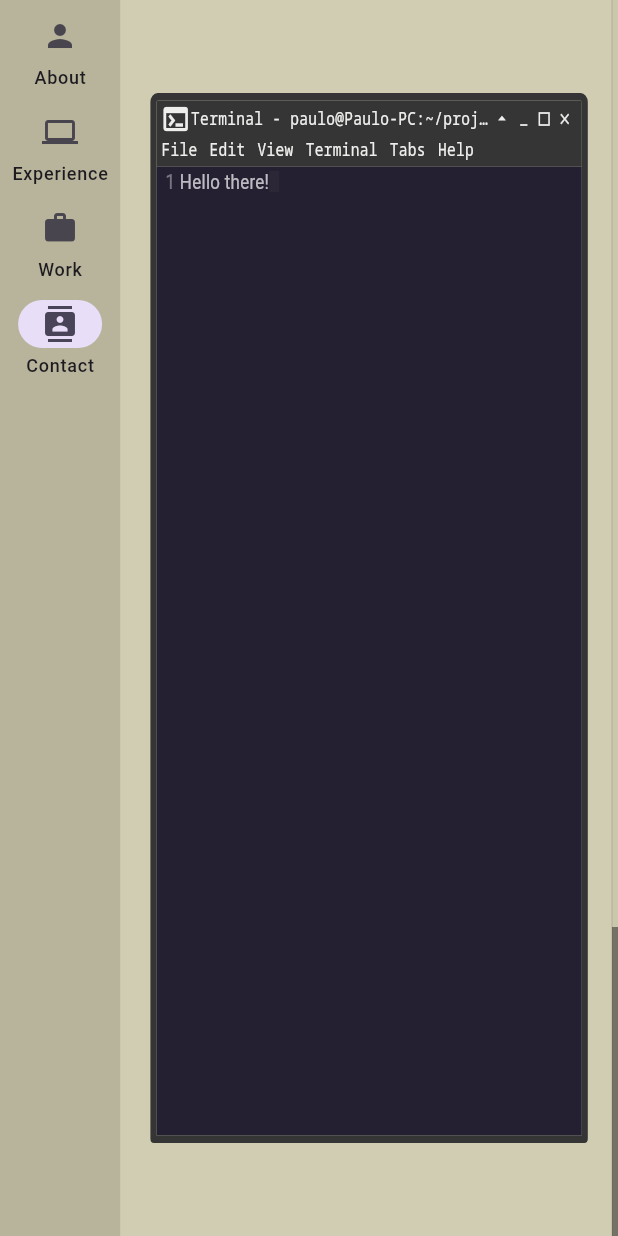
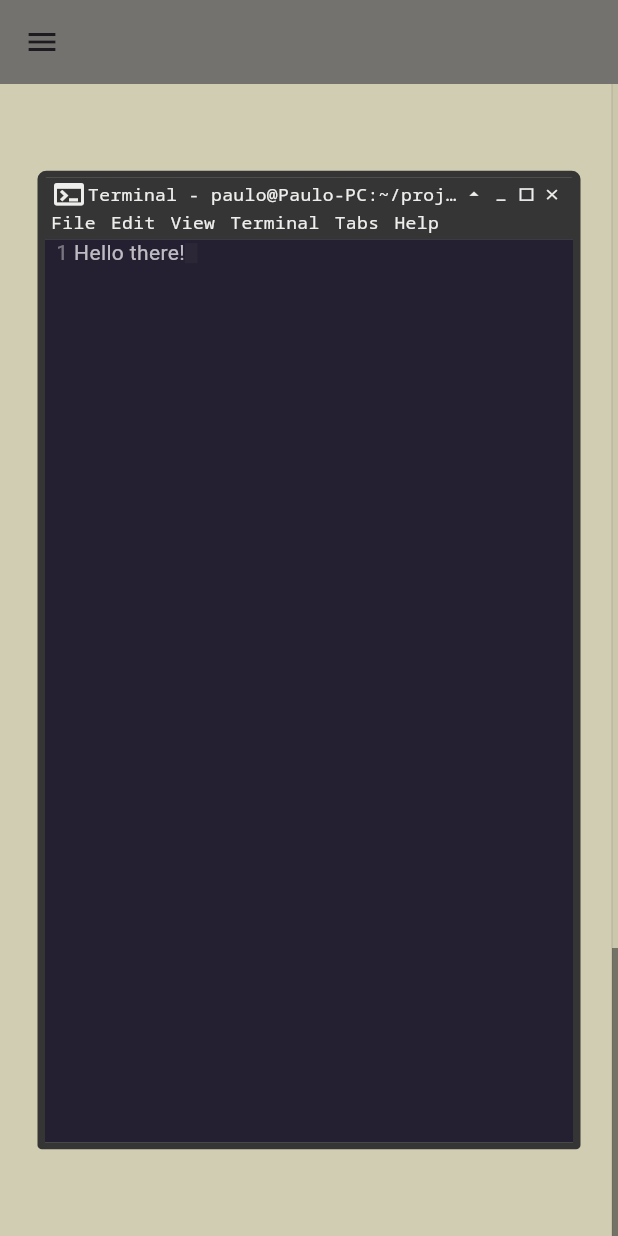
Before and after one commit to phferreira/phferreira, a Flutter app: the screen it shows after launch, swiped to page 4, on a phone screen of 412 x 824 dp. Run offline on Flutter 3.47's test engine with Material 3 defaults, Android fonts, the phone set to English and light mode, and no system bars; our stand-ins replace google_fonts; missing offline and left inert: dart:html.

Commit message:
feat(HomePage): Included responsives Menus
- For mobile (width < 480) use drawer
- For tablet layout (width < 1440)  use NavigationRail with extendable
- For outher layoyts use NavigationRail without extendedable

```diff
--- a/lib/home/home_page.dart
+++ b/lib/home/home_page.dart
@@ -3,6 +3,7 @@ import 'package:phferreira/about/about_page.dart';
 import 'package:phferreira/contact/contact_page.dart';
 import 'package:phferreira/experience/experience_page.dart';
 import 'package:phferreira/work/work_page.dart';
+import 'package:phferreira/home/pages.dart';
 
 class HomePage extends StatefulWidget {
   const HomePage({super.key});
@@ -13,6 +14,7 @@ class HomePage extends StatefulWidget {
 
 class _HomePageState extends State<HomePage> {
   int _selectedIndex = 0;
+  bool _isExtended = false;
 
   final PageController _pageController = PageController(
     initialPage: 0,
@@ -37,42 +39,123 @@ class _HomePageState extends State<HomePage> {
 
   @override
   Widget build(BuildContext context) {
+    return LayoutBuilder(
+      builder: (context, constraints) {
         return Scaffold(
+          appBar: constraints.maxWidth < 480.0
+              ? AppBar(
+                  backgroundColor: const Color(0xFF747569),
+                )
+              : null,
+          drawer: constraints.maxWidth < 480.0
+              ? Drawer(
+                  backgroundColor: const Color(0xFF747569),
+                  child: ListView(
+                    children: [
+                      for (int pageCount = 0;
+                          pageCount < pages.length;
+                          pageCount++)
+                        ListTile(
+                          selectedColor: const Color(0xFF80955D),
+                          textColor: const Color(0xFF80955D),
+                          selected: _selectedIndex == pageCount,
+                          selectedTileColor: const Color(0xFF80955D),
+                          title: Text(
+                            pages[pageCount].label,
+                            style: TextStyle(
+                              color: _selectedIndex == pageCount
+                                  ? Colors.white70
+                                  : const Color(0xFF80955D),
+                            ),
+                          ),
+                          leading: Icon(
+                            pages[pageCount].icon,
+                            color: _selectedIndex == pageCount
+                                ? Colors.white70
+                                : const Color(0xFF80955D),
+                          ),
+                          onTap: () {
+                            Navigator.pop(context);
+                            setState(() {
+                              _pageController.animateToPage(
+                                pageCount,
+                                duration: const Duration(seconds: 1),
+                                curve: Curves.linear,
+                              );
+                            });
+                          },
+                        )
+                    ],
+                  ),
+                )
+              : null,
           body: Row(
-        mainAxisAlignment: MainAxisAlignment.start,
             children: [
-          NavigationRail(
+              Visibility(
+                visible: constraints.maxWidth >= 480.0,
+                child: NavigationRail(
+                  minWidth: 80,
+                  minExtendedWidth: 200,
+                  elevation: 9,
+                  extended: constraints.maxWidth > 1440.0 || _isExtended,
+                  useIndicator: true,
+                  selectedIconTheme: const IconThemeData(
+                    color: Colors.white70,
+                  ),
+                  selectedIndex: _selectedIndex,
+                  selectedLabelTextStyle: const TextStyle(
+                    color: Color(0xFF80955D),
+                  ),
+                  backgroundColor: const Color(0xFF747569),
+                  indicatorColor: const Color(0xFF80955D),
+                  unselectedIconTheme:
+                      const IconThemeData(color: Color(0xFF80955D)),
+                  unselectedLabelTextStyle: const TextStyle(
+                    color: Color(0xFF80955D),
+                  ),
+                  leading: Visibility(
+                    visible: constraints.maxWidth < 1440.0,
+                    child: AnimatedContainer(
+                      duration: const Duration(milliseconds: 300),
+                      width: _isExtended ? 200 : 80,
+                      alignment: _isExtended
+                          ? Alignment.centerRight
+                          : Alignment.center,
+                      padding: EdgeInsets.only(right: _isExtended ? 18 : 0),
+                      curve: Curves.linear,
+                      child: IconButton(
+                        // icon: const Icon(Icons.menu),
+                        icon:
+                            Icon(_isExtended ? Icons.chevron_left : Icons.menu),
+                        color: const Color(0xFF80955D),
+                        onPressed: () {
+                          setState(() {
+                            _isExtended = !_isExtended;
+                          });
+                        },
+                      ),
+                    ),
+                  ),
                   onDestinationSelected: (index) {
                     setState(() {
-                _selectedIndex = index;
                       _pageController.animateToPage(
                         index,
                         duration: const Duration(seconds: 1),
-                  curve: Curves.ease,
+                        curve: Curves.linear,
                       );
                     });
+                    // _selectedIndex = index;
                   },
-            labelType: NavigationRailLabelType.all,
-            destinations: const [
+                  destinations: [
+                    for (int pageCount = 0;
+                        pageCount < pages.length;
+                        pageCount++)
                       NavigationRailDestination(
-                icon: Icon(Icons.person),
-                label: Text('About'),
+                        icon: Icon(pages[pageCount].icon),
+                        label: Text(pages[pageCount].label),
+                      )
+                  ],
                 ),
-              NavigationRailDestination(
-                icon: Icon(Icons.computer),
-                label: Text('Experience'),
-              ),
-              NavigationRailDestination(
-                icon: Icon(Icons.work),
-                label: Text('Work'),
-              ),
-              NavigationRailDestination(
-                icon: Icon(Icons.contacts),
-                label: Text('Contact'),
-              ),
-            ],
-            selectedIndex: _selectedIndex,
-            backgroundColor: Colors.black12,
               ),
               Expanded(
                 child: Scrollbar(
@@ -95,5 +178,7 @@ class _HomePageState extends State<HomePage> {
             ],
           ),
         );
+      },
+    );
   }
 }
```
Lines whose indentation alone changed are shown as unchanged.
